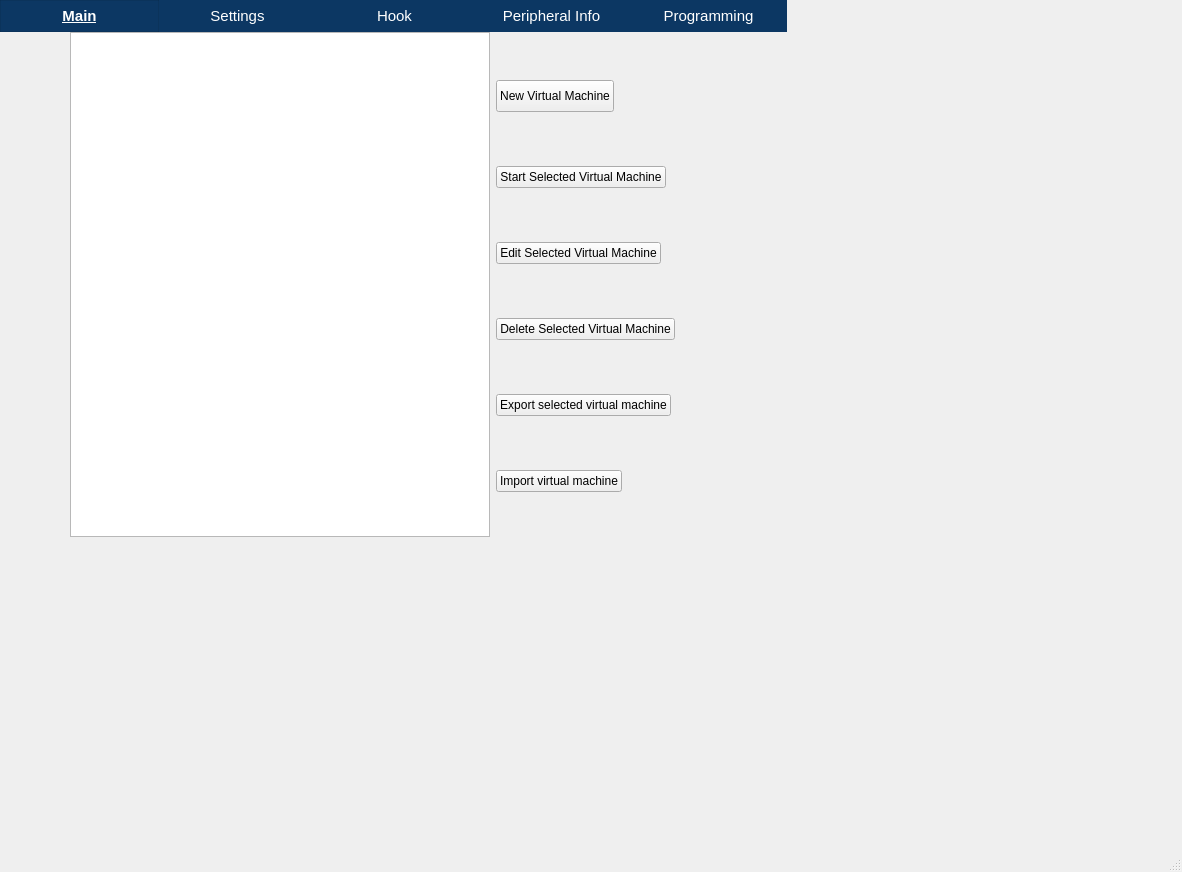
The window that ui/Main.ui (wjqsec/EmuGUI) describes before a commit, drawn with Qt 5.
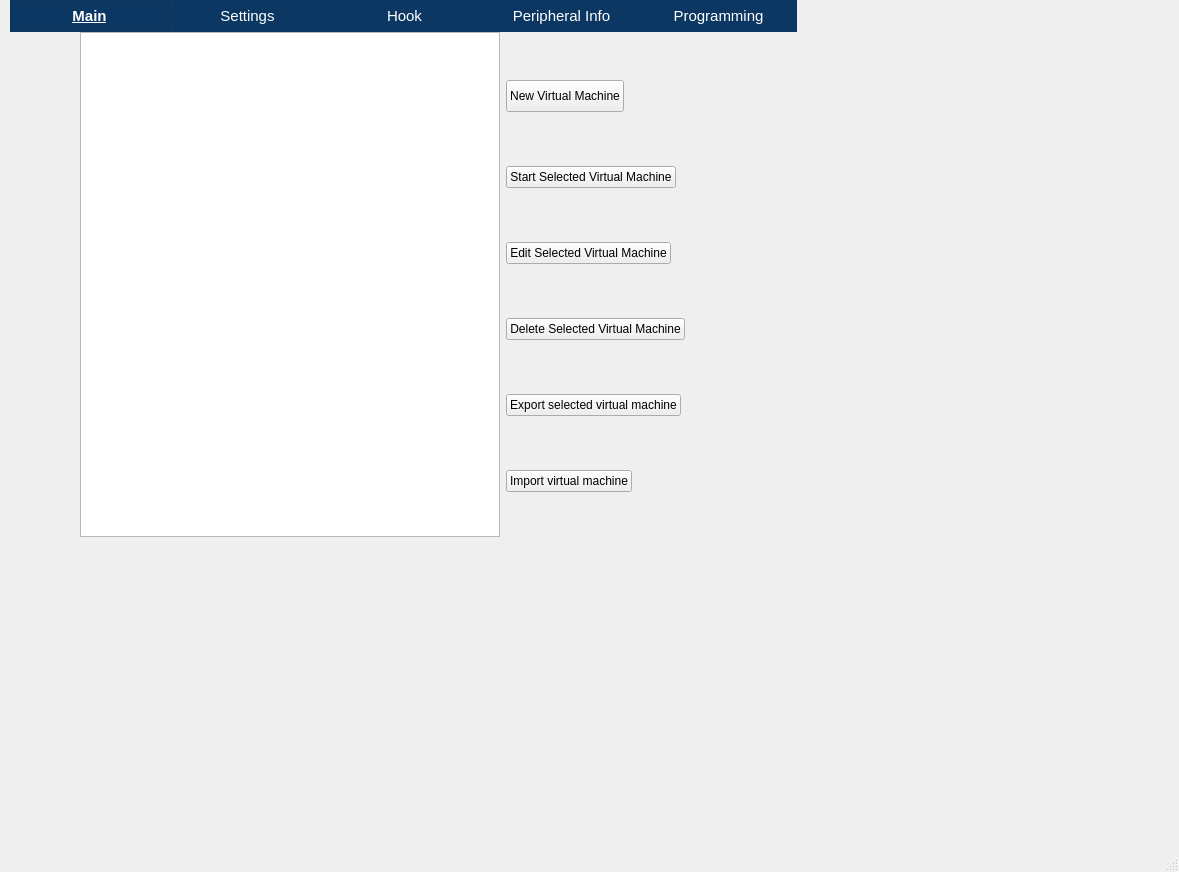
The same window after the commit. Icons and pictures are not drawn.

```diff
--- a/ui/Main.ui
+++ b/ui/Main.ui
@@ -6,7 +6,7 @@
    <rect>
     <x>0</x>
     <y>0</y>
-    <width>1182</width>
+    <width>1179</width>
     <height>872</height>
    </rect>
   </property>
@@ -20,7 +20,7 @@
    <widget class="QWidget" name="gridLayoutWidget">
     <property name="geometry">
      <rect>
-      <x>0</x>
+      <x>10</x>
       <y>0</y>
       <width>801</width>
       <height>551</height>
```
Left out of the diff: 2 changed lines with no effect on the pictures.
